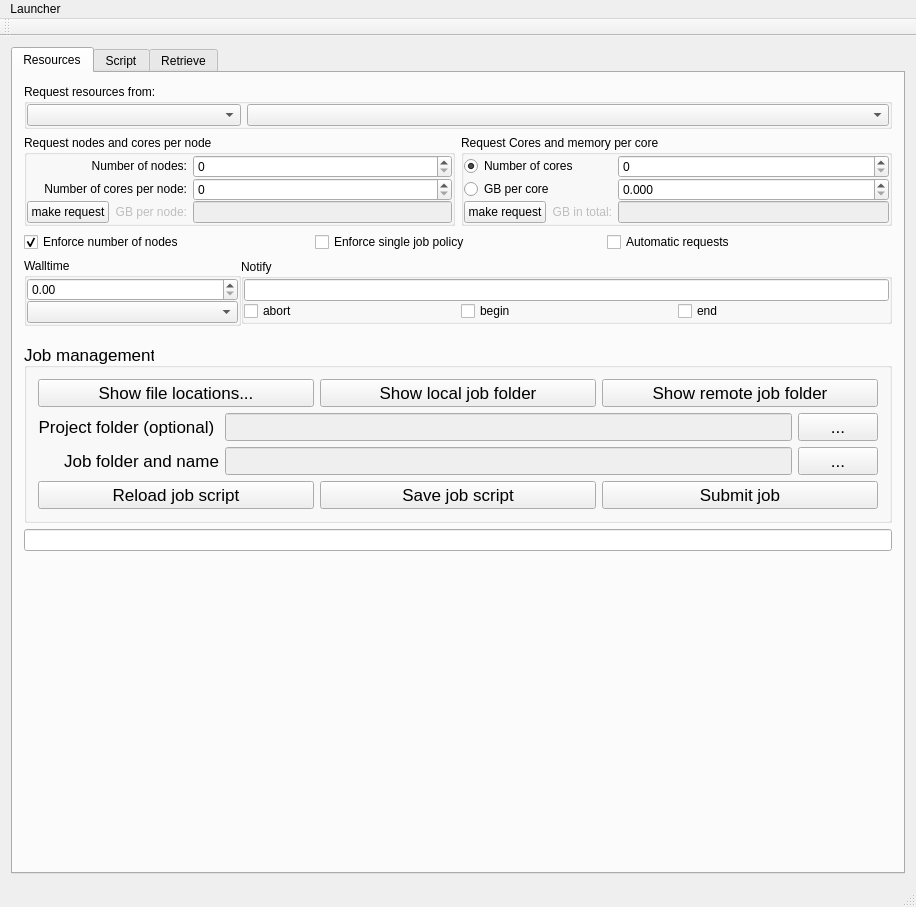
First picture: the form in Launcher/mainwindow.ui, repository hpcuantwerpen/Launcher, before the edit.
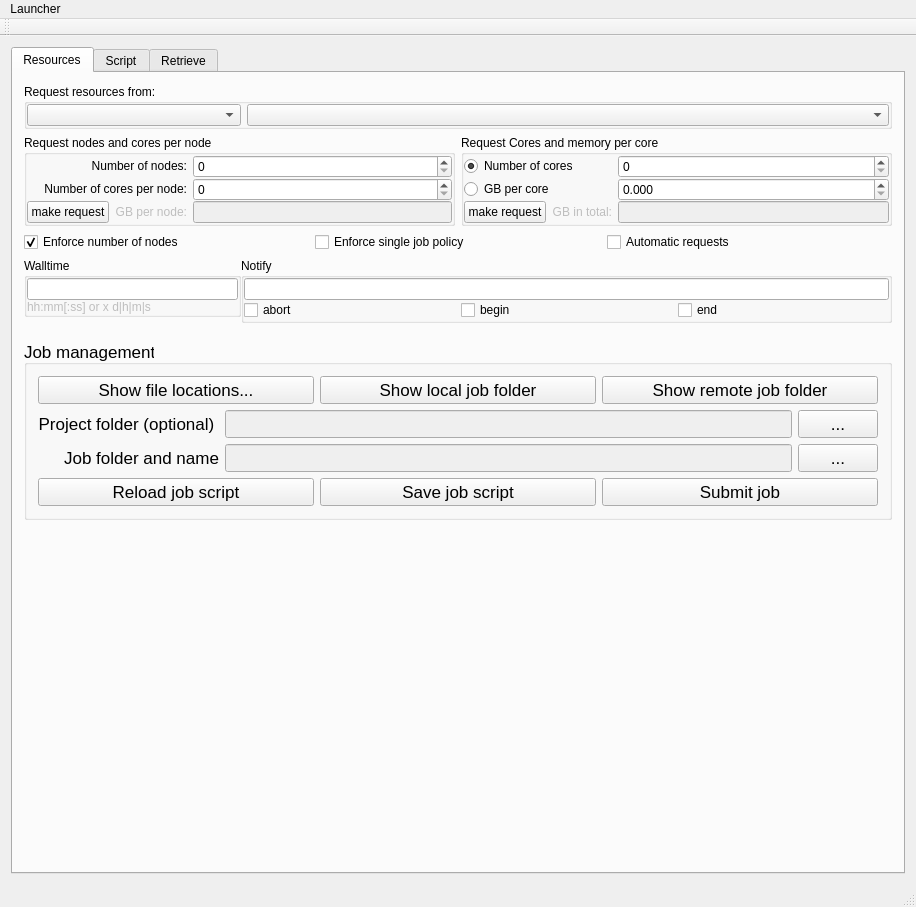
Second picture: the form after the edit.

Commit message: walltime interface improved

```diff
--- a/Launcher/mainwindow.ui
+++ b/Launcher/mainwindow.ui
@@ -378,20 +378,17 @@
               <number>0</number>
              </property>
              <item>
-              <widget class="QDoubleSpinBox" name="wWalltime_0">
-               <property name="sizePolicy">
-                <sizepolicy hsizetype="Minimum" vsizetype="Fixed">
-                 <horstretch>0</horstretch>
-                 <verstretch>0</verstretch>
-                </sizepolicy>
-               </property>
-               <property name="decimals">
-                <number>2</number>
-               </property>
-              </widget>
+              <widget class="QLineEdit" name="wWalltime"/>
              </item>
              <item>
-              <widget class="QComboBox" name="wWalltimeUnit"/>
+              <widget class="QLabel" name="label">
+               <property name="enabled">
+                <bool>false</bool>
+               </property>
+               <property name="text">
+                <string>hh:mm[:ss] or x d|h|m|s </string>
+               </property>
+              </widget>
              </item>
             </layout>
            </widget>
@@ -677,9 +674,6 @@
           </layout>
          </widget>
         </item>
-        <item>
-         <widget class="QLineEdit" name="wWalltime"/>
-        </item>
         <item>
          <spacer name="verticalSpacer_2">
           <property name="orientation">
```
The commit also changes 5 other files.
